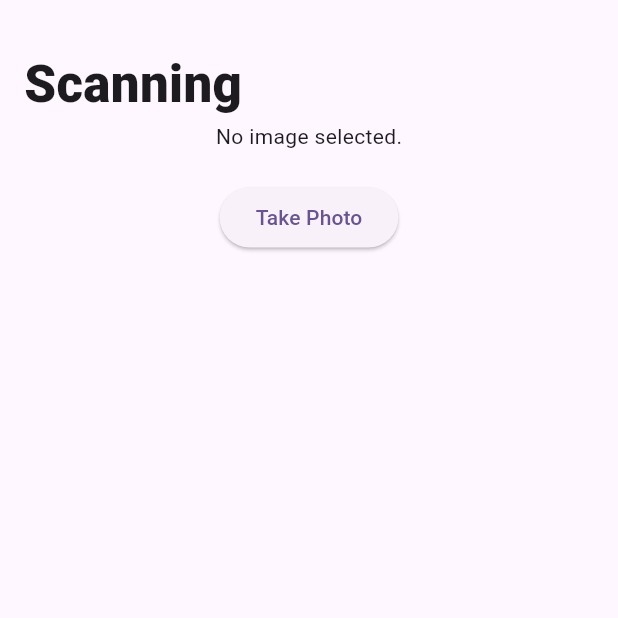
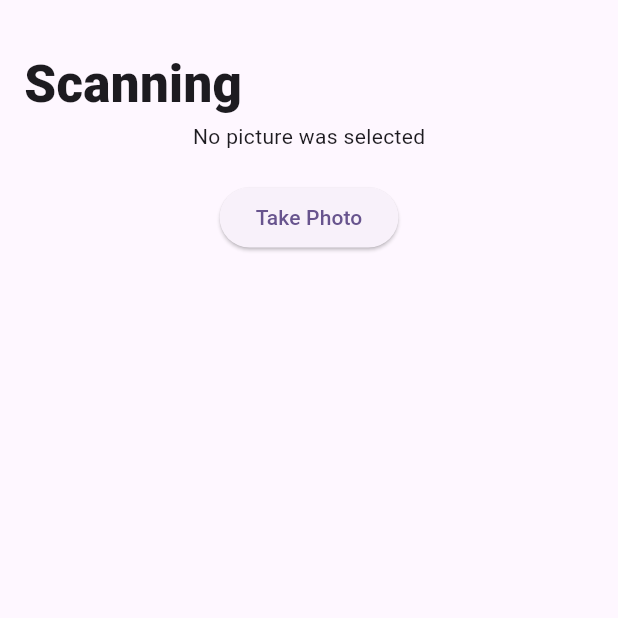
Before and after one commit to ahmed-debbech/divide_frontend, a Flutter app: the ScanReceiptPage screen opened directly, on a phone screen of 412 x 824 dp, the top half of it. Run offline on Flutter 3.47's test engine with Material 3 defaults, Android fonts, the phone set to English and light mode, and no system bars; our stand-ins replace image_picker, qr_flutter, shared_preferences; missing offline and left inert: qr_code_scanner; accounts and stored records are empty.

```diff
--- a/lib/ui/pages/ScanReceiptPage.dart
+++ b/lib/ui/pages/ScanReceiptPage.dart
@@ -1,8 +1,11 @@
 import 'dart:convert';
 import 'dart:io';
+import 'dart:typed_data';
+import 'dart:ui';
 
+import 'package:divide_frontend/services/ReceiptService.dart';
 import 'package:flutter/material.dart';
-
+import 'package:flutter/rendering.dart';
 import 'package:image_picker/image_picker.dart';
 
 class ScanReceiptPage extends StatefulWidget {
@@ -11,14 +14,23 @@ class ScanReceiptPage extends StatefulWidget {
 }
 
 class _ScanReceiptPageState extends State<ScanReceiptPage> {
-  File? _image;
+  XFile? _image;
 
   final ImagePicker _picker = ImagePicker();
 
+  late ReceiptService receiptService;
+
+  @override
+  void initState() {
+    receiptService = ReceiptService(context: context);
+  }
+
   void _transferPic() {
-    List<int> imageBytes = _image!.readAsBytesSync();
-    String base64Image = base64Encode(imageBytes);
-    print(base64Image);
+    print("fileee ${_image!.path}");
+    File o = File(_image!.path);
+    List<int> bytes = o.readAsBytesSync();
+    String base64 = base64Encode(bytes);
+    receiptService.sendDataToScan(base64)
   }
 
   Future<void> _takePhoto() async {
@@ -26,7 +38,7 @@ class _ScanReceiptPageState extends State<ScanReceiptPage> {
     final XFile? photo = await _picker.pickImage(source: ImageSource.camera);
     if (photo != null) {
       setState(() {
-        _image = File(photo.path);
+        _image = photo;
       });
       _transferPic();
     }
@@ -35,7 +47,8 @@ class _ScanReceiptPageState extends State<ScanReceiptPage> {
   @override
   Widget build(BuildContext context) {
     return Scaffold(
-        body: Padding(
+        body: SingleChildScrollView(
+            child: Padding(
                 padding: const EdgeInsets.all(16.0),
                 child: Column(children: [
                   const Align(
@@ -51,12 +64,14 @@ class _ScanReceiptPageState extends State<ScanReceiptPage> {
                       ),
                     ),
                   ),
-              _image == null ? Text('No image selected.') : Image.file(_image!),
+                  _image == null
+                      ? Text('No picture was selected')
+                      : Text('Rceipt is getting uploaded! please wait'),
                   const SizedBox(height: 20),
                   ElevatedButton(
                     onPressed: _takePhoto,
                     child: Text('Take Photo'),
                   ),
-            ])));
+                ]))));
   }
 }
--- a/pubspec.yaml
+++ b/pubspec.yaml
@@ -41,6 +41,7 @@ dependencies:
   qr_code_scanner: ^1.0.1
   dio: ^5.4.3+1
   image_picker: ^1.0.8
+
 
 dev_dependencies:
   flutter_test:
```
Also changed, not shown: lib/services/ReceiptService.dart (added, +48 -0 lines), 1 other file. Lines whose indentation alone changed are shown as unchanged.
